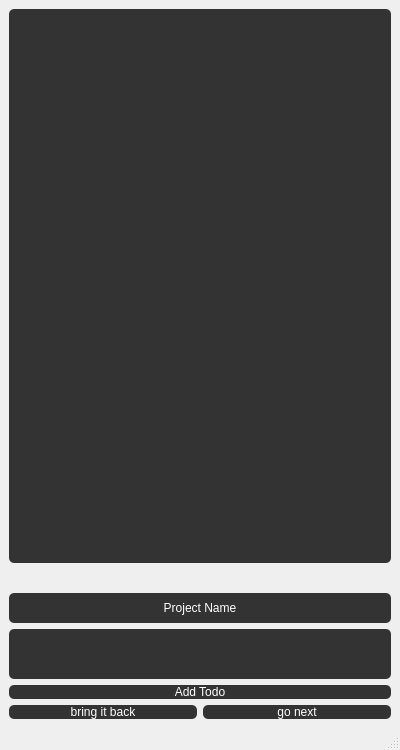
Qt form mainwindow.ui (grahamstelzer/todoPyQt) before a commit.
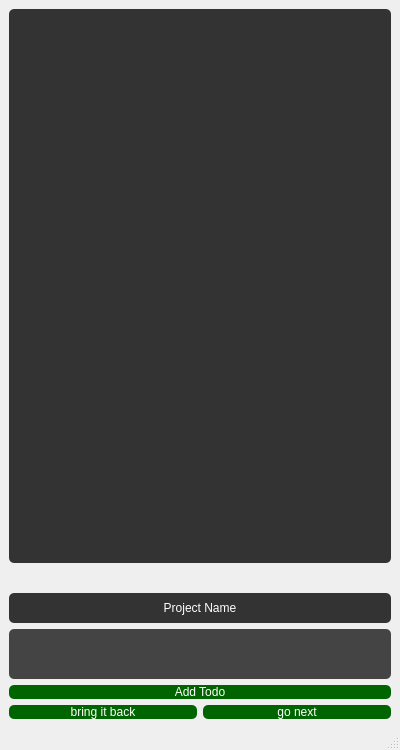
The same form after that commit.

Diff of the .ui file:
```diff
--- a/mainwindow.ui
+++ b/mainwindow.ui
@@ -76,7 +76,7 @@
                 <item>
                     <widget class="QLineEdit" name="todoEdit">
                         <property name="styleSheet">
-                            <string notr="true">background-color: #333333; color: #FFFFFF; opacity: 0.8; border-radius: 5px;</string>
+                            <string notr="true">background-color: #444444; color: #FFFFFF; opacity: 0.8; border-radius: 5px;</string>
                         </property>
                         <property name="minimumSize">
                             <size>
@@ -93,7 +93,7 @@
                             <string>Add Todo</string>
                         </property>
                         <property name="styleSheet">
-                            <string notr="true">background-color: #333333; color: #FFFFFF; opacity: 0.8; border-radius: 5px;</string>
+                            <string notr="true">background-color: darkgreen; color: #FFFFFF; opacity: 0.8; border-radius: 5px;</string>
                         </property>
                     </widget>
                 </item>
@@ -108,7 +108,7 @@
                                     <string>bring it back</string>
                                 </property>
                                 <property name="styleSheet">
-                                    <string notr="true">background-color: #333333; color: #FFFFFF; opacity: 0.8; border-radius: 5px;</string>
+                                    <string notr="true">background-color: darkgreen; color: #FFFFFF; opacity: 0.8; border-radius: 5px;</string>
                                 </property>
                             </widget>
                         </item>
@@ -119,7 +119,7 @@
                                     <string>go next</string>
                                 </property>
                                 <property name="styleSheet">
-                                    <string notr="true">background-color: #333333; color: #FFFFFF; opacity: 0.8; border-radius: 5px;</string>
+                                    <string notr="true">background-color: darkgreen; color: #FFFFFF; opacity: 0.8; border-radius: 5px;</string>
                                 </property>
                             </widget>
                         </item>
```
Left out of the diff: 6 changed lines with no effect on the pictures.
